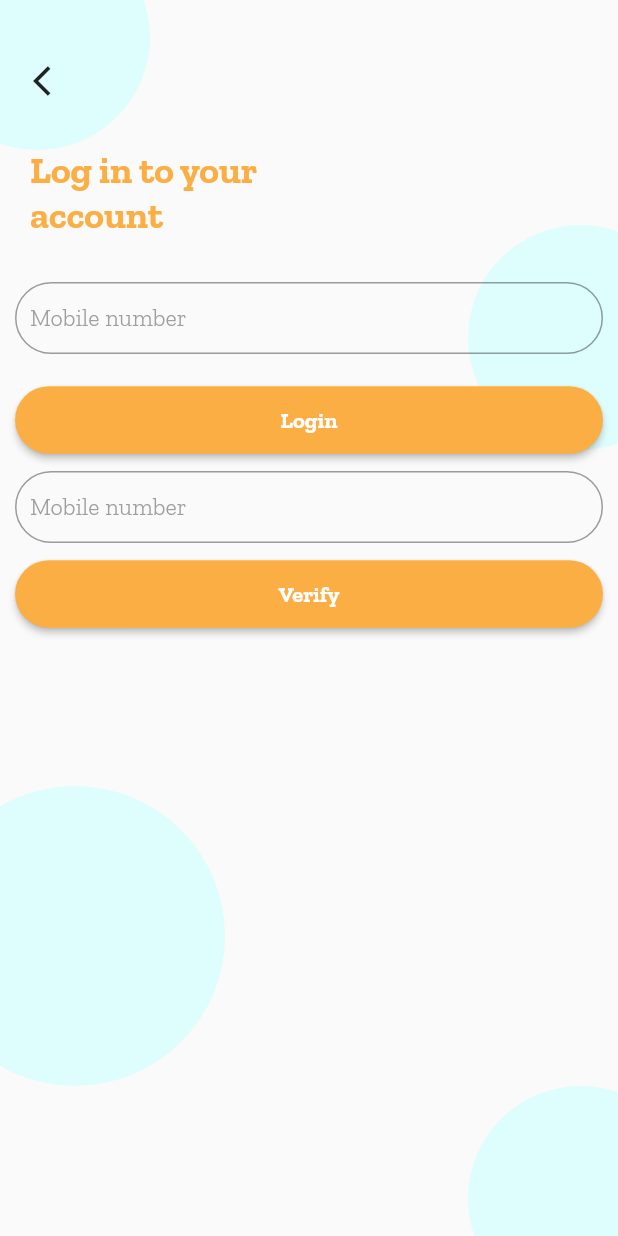
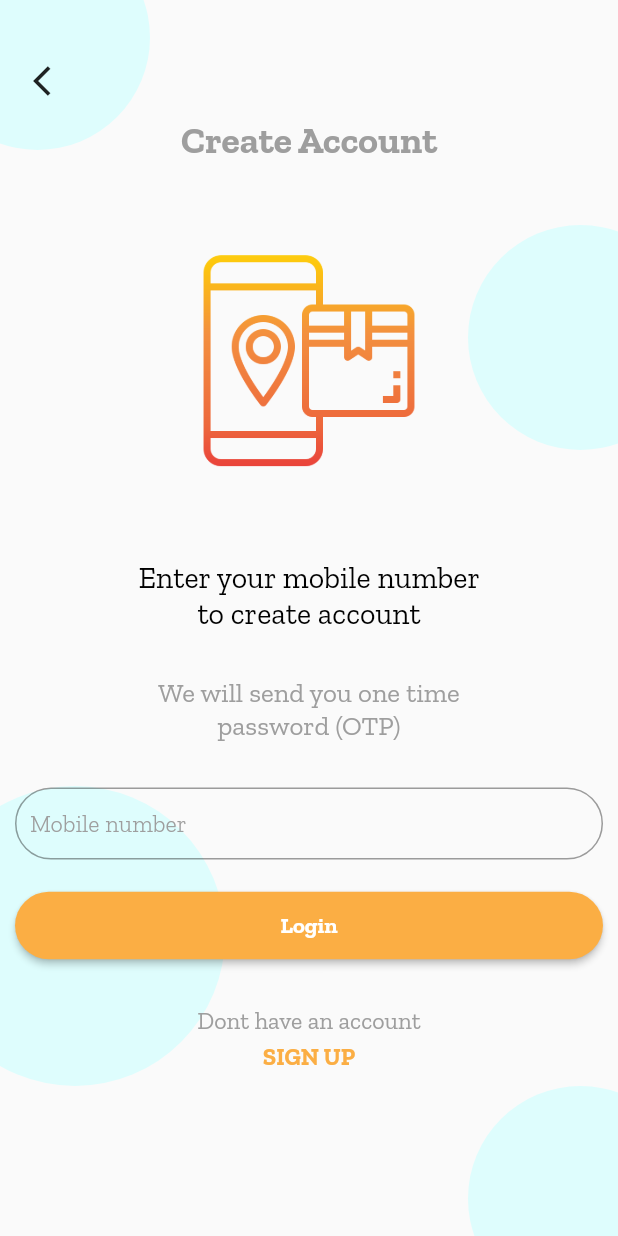
Before and after one commit to webaddicted/Flutter-Demo, a Flutter app: the FcmLoginMobile screen opened directly, on a phone screen of 412 x 824 dp. Run offline on Flutter 3.47's test engine with Material 2 defaults, Android fonts, the phone set to English and light mode, and no system bars; our stand-ins replace avatar_glow, cloud_firestore, firebase_auth, firebase_storage, flutter_datetime_picker, flutter_rating_bar and 7 more; missing offline and left inert: flutter_facebook_login, flutter_stetho, flutter_twitter; accounts and stored records are empty.

Commit message:
firbase all task complete

```diff
--- a/lib/global/constant/assets_const.dart
+++ b/lib/global/constant/assets_const.dart
@@ -21,7 +21,8 @@ class AssetsConst {
   static String GOOGLE_IMG = 'images/google.png';
   static String FB_IMG = 'images/fb.png';
   static String TWITTER_IMG = 'images/twitter.png';
-
+  static String MOBILE_IMG = 'images/mobile.png';
+  static String OTP_IMG = 'images/otp.png';
 
 
   //  {END IMAGES}
--- a/lib/global/utils/widget_helper.dart
+++ b/lib/global/utils/widget_helper.dart
@@ -164,6 +164,25 @@ Text getTxtGreyColor(String message, double fontsSize, FontWeight fontsWeight) {
     style: fontsSize == null
         ? _getFontStyle(ColorConst.GREY_COLOR, fontsWeight)
         : _getFontSizeStyle(ColorConst.GREY_COLOR, fontsSize, fontsWeight),
+  );
+}
+Text getTxtGreyCenterColor(String message, double fontsSize, FontWeight fontsWeight) {
+  return Text(
+    message,
+    textAlign: TextAlign.center,
+    style: fontsSize == null
+        ? _getFontStyle(ColorConst.GREY_COLOR, fontsWeight)
+        : _getFontSizeStyle(ColorConst.GREY_COLOR, fontsSize, fontsWeight),
+  );
+}
+Text getTxtBlackCenterColor(
+    String message, double fontsSize, FontWeight fontsWeight) {
+  return Text(
+    message,
+    textAlign: TextAlign.center,
+    style: fontsSize == null
+        ? _getFontStyle(ColorConst.BLACK_COLOR, fontsWeight)
+        : _getFontSizeStyle(ColorConst.BLACK_COLOR, fontsSize, fontsWeight),
   );
 }
 
--- a/lib/view/firebase/fcm_login_mobile.dart
+++ b/lib/view/firebase/fcm_login_mobile.dart
@@ -8,6 +8,8 @@ import 'package:flutterbeginner/global/constant/color_const.dart';
 import 'package:flutterbeginner/global/utils/random_widget.dart';
 import 'package:flutterbeginner/global/utils/widget_helper.dart';
 import 'package:flutterbeginner/model/countries_bean.dart';
+import 'package:flutterbeginner/view/firebase/fcm_otp_verify.dart';
+import 'package:flutterbeginner/view/firebase/fcm_signup.dart';
 
 class FcmLoginMobile extends StatefulWidget {
   @override
@@ -47,21 +49,30 @@ class _FcmLoginMobileState extends State<FcmLoginMobile> {
             child: Container(
               margin: EdgeInsets.only(left: 10, right: 10),
               child: Column(
-                mainAxisAlignment: MainAxisAlignment.start,
-                crossAxisAlignment: CrossAxisAlignment.start,
+                mainAxisAlignment: MainAxisAlignment.center,
+                crossAxisAlignment: CrossAxisAlignment.center,
                 children: <Widget>[
                   SizedBox(height: 30),
-                  IconButton(
-                      icon: Icon(Icons.arrow_back_ios),
-                      onPressed: () {
-                        Navigator.pop(context);
-                      }),
+                  Align(
+                    alignment: Alignment.bottomLeft,
+                    child: IconButton(
+                        icon: Icon(Icons.arrow_back_ios),
+                        onPressed: () {
+                          Navigator.pop(context);
+                        }),
+                  ),
+                  getTxtGreyColor('Create Account', 25, FontWeight.bold),
+                  SizedBox(height: 20,),
+                  SizedBox(
+                      height: 225,
+                      width: 150,
+                      child: Image.asset(AssetsConst.MOBILE_IMG)),
                   SizedBox(height: 20),
-                  Padding(
-                    padding: const EdgeInsets.only(left: 10),
-                    child: getTxtColor('Log in to your \naccount',
-                        ColorConst.FCM_APP_COLOR, 25, FontWeight.bold),
-                  ),
+                  getTxtBlackCenterColor('Enter your mobile number \nto create account',
+                         20, FontWeight.normal),
+                  SizedBox(height: 30),
+                  getTxtGreyCenterColor('We will send you one time \npassword (OTP)',
+                      18, FontWeight.normal),
                   SizedBox(height: 30),
                   Form(
                     key: formKey,
@@ -73,18 +84,13 @@ class _FcmLoginMobileState extends State<FcmLoginMobile> {
                   ),
                   SizedBox(height: 20),
                   _loginBtn(),
+                  SizedBox(height: 30),
+                  Center(child: getTxtGreyColor('Dont have an account', 16, FontWeight.normal)),
+                  SizedBox(height: 5),
+                  GestureDetector(
+                      onTap: ()=>navigationPush(context, FcmSignup()),
+                      child: getTxtColor('SIGN UP',ColorConst.FCM_APP_COLOR, 16, FontWeight.bold)),
                   SizedBox(height: 10),
-                  edtMobileNoField(otpCont),
-                  SizedBox(height: 10),
-                  ButtonTheme(
-                    minWidth: double.infinity,
-                    height: 45,
-                    child: RaisedButton(
-                        shape: StadiumBorder(),
-                        color: ColorConst.FCM_APP_COLOR,
-                        child: getTxtWhiteColor('Verify', 15, FontWeight.bold),
-                        onPressed: () => _signInWithPhoneNumber()),
-                  )
                 ],
               ),
             ),
@@ -107,6 +113,7 @@ class _FcmLoginMobileState extends State<FcmLoginMobile> {
   }
 
   _submitLogin() {
+    navigationPush(context, FcmOtpVerify());
     final form = formKey.currentState;
     if (formKey.currentState.validate()) {
       form.save();
--- a/pubspec.yaml
+++ b/pubspec.yaml
@@ -40,7 +40,7 @@ dependencies:
   cloud_firestore: ^0.13.5
   firebase_storage: ^3.1.5
   image_picker: ^0.6.5+3
-
+  pinput: ^0.2.0
 dev_dependencies:
   flutter_test:
     sdk: flutter
```
Also changed, not shown: lib/view/firebase/fcm_otp_verify.dart (added, +136 -0 lines), images/mobile.png (added), images/otp.png (added), pubspec.lock, 7 other files.
